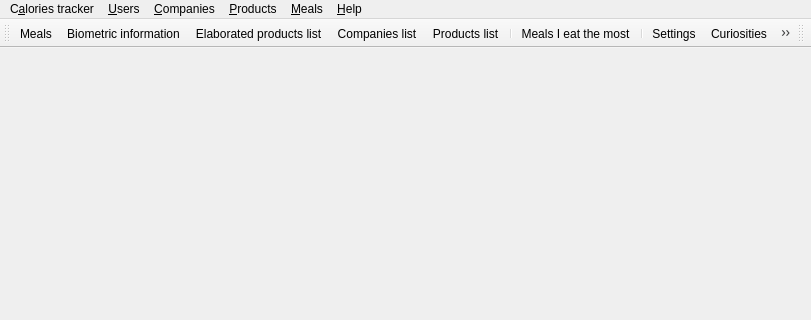
First picture: the form in caloriestracker/ui/frmMain.ui, repository turulomio/caloriestracker, before the edit; both pictures show x 0 to 811 and y 0 to 320 of the 811 by 625 pixel window.
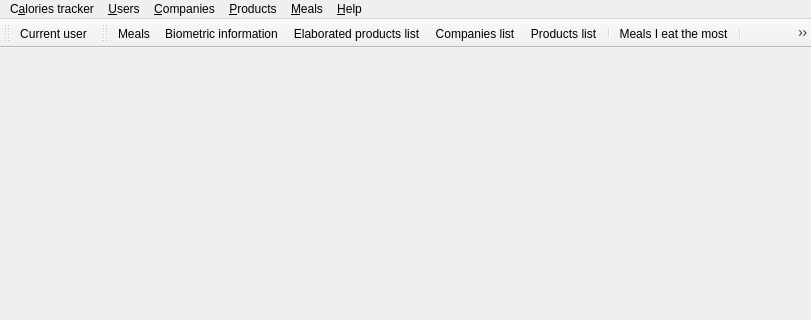
Second picture: the form after the edit. Icons and pictures are not drawn.

Patch:
```diff
--- a/caloriestracker/ui/frmMain.ui
+++ b/caloriestracker/ui/frmMain.ui
@@ -114,6 +114,18 @@
    <addaction name="menuMealss"/>
    <addaction name="menuAyuda"/>
   </widget>
+  <widget class="QToolBar" name="tbUsers">
+   <property name="windowTitle">
+    <string>Users toolbar</string>
+   </property>
+   <attribute name="toolBarArea">
+    <enum>TopToolBarArea</enum>
+   </attribute>
+   <attribute name="toolBarBreak">
+    <bool>false</bool>
+   </attribute>
+   <addaction name="actionUserCurrent"/>
+  </widget>
   <widget class="QToolBar" name="tbMain">
    <property name="windowTitle">
     <string>Main toolbar</string>
@@ -146,17 +158,6 @@
    <addaction name="actionExit"/>
   </widget>
   <widget class="QStatusBar" name="statusBar"/>
-  <widget class="QToolBar" name="tbUsers">
-   <property name="windowTitle">
-    <string>Users toolbar</string>
-   </property>
-   <attribute name="toolBarArea">
-    <enum>TopToolBarArea</enum>
-   </attribute>
-   <attribute name="toolBarBreak">
-    <bool>false</bool>
-   </attribute>
-  </widget>
   <action name="actionExit">
    <property name="icon">
     <iconset resource="../images/caloriestracker.qrc">
@@ -373,6 +374,18 @@
     <string>Meals I eat the most</string>
    </property>
   </action>
+  <action name="actionUserCurrent">
+   <property name="icon">
+    <iconset>
+     <normaloff>../images/user.svg</normaloff>../images/user.svg</iconset>
+   </property>
+   <property name="text">
+    <string>Current user</string>
+   </property>
+   <property name="toolTip">
+    <string>Current user</string>
+   </property>
+  </action>
  </widget>
  <resources>
   <include location="../images/caloriestracker.qrc"/>
```
Left out of the diff: 7 changed lines with no effect on the pictures.
